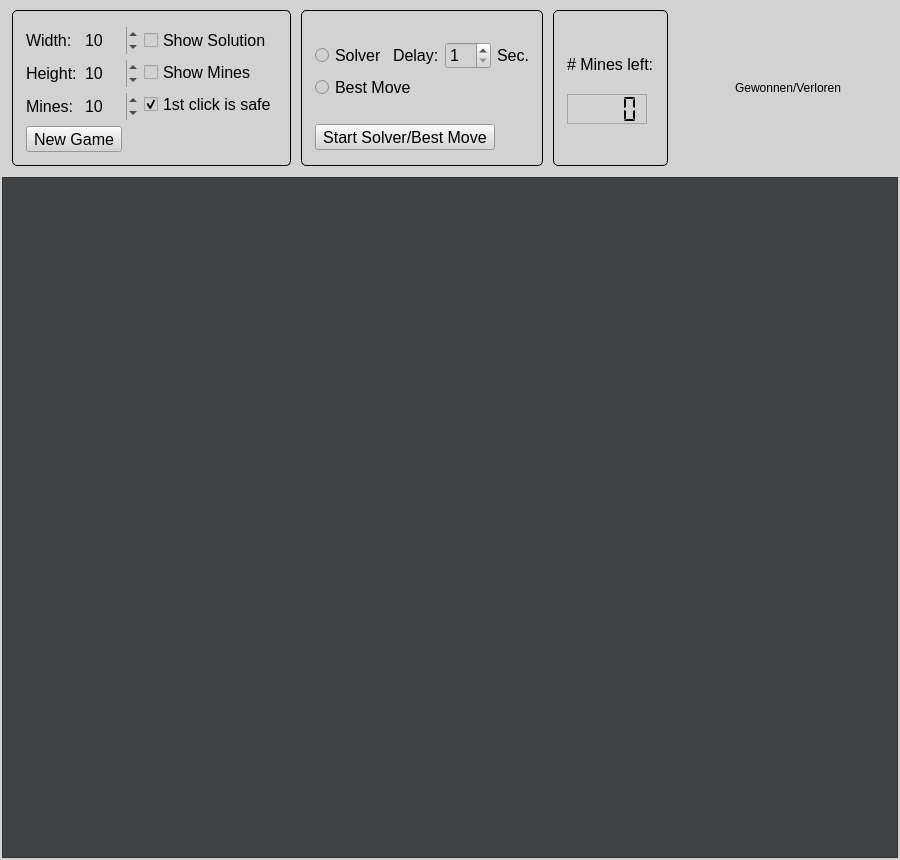
Before: the Qt Designer form mainwindow.ui in skullbox305/Minesweeper-Solver, drawn with Qt 5.
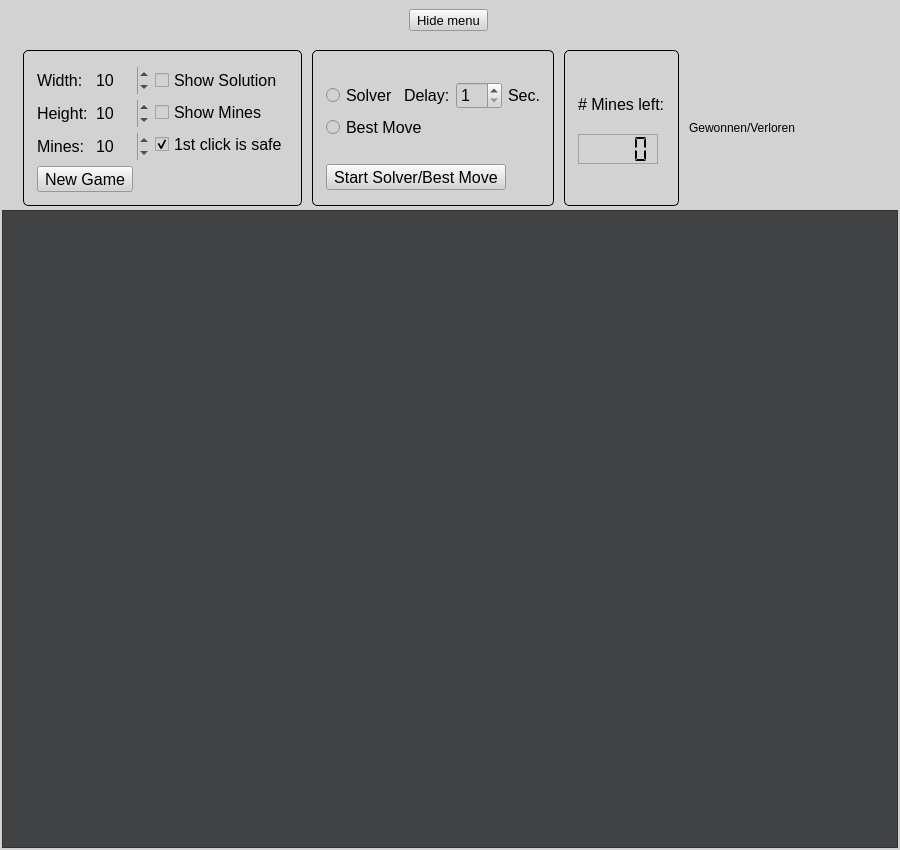
After: the same form once the commit is applied. Icons and pictures are not drawn.

Commit message: - Design geändert

Diff of the .ui file:
```diff
--- a/mainwindow.ui
+++ b/mainwindow.ui
@@ -7,14 +7,14 @@
     <x>0</x>
     <y>0</y>
     <width>900</width>
-    <height>860</height>
+    <height>850</height>
    </rect>
   </property>
-  <property name="maximumSize">
-   <size>
-    <width>900</width>
-    <height>1300</height>
-   </size>
+  <property name="sizePolicy">
+   <sizepolicy hsizetype="Expanding" vsizetype="Expanding">
+    <horstretch>0</horstretch>
+    <verstretch>0</verstretch>
+   </sizepolicy>
   </property>
   <property name="palette">
    <palette>
@@ -121,10 +121,19 @@
    <enum>Qt::ToolButtonIconOnly</enum>
   </property>
   <widget class="QWidget" name="centralWidget">
+   <property name="sizePolicy">
+    <sizepolicy hsizetype="Expanding" vsizetype="Expanding">
+     <horstretch>0</horstretch>
+     <verstretch>0</verstretch>
+    </sizepolicy>
+   </property>
+   <property name="autoFillBackground">
+    <bool>false</bool>
+   </property>
    <property name="styleSheet">
     <string notr="true">background-color: rgb(210, 210, 211);</string>
    </property>
-   <layout class="QGridLayout" name="gridLayout" rowstretch="0,0,0,1">
+   <layout class="QGridLayout" name="gridLayout" rowstretch="0,0,1,0,0" rowminimumheight="0,0,0,0,0">
     <property name="sizeConstraint">
      <enum>QLayout::SetDefaultConstraint</enum>
     </property>
@@ -146,42 +155,392 @@
     <property name="verticalSpacing">
      <number>1</number>
     </property>
+    <item row="2" column="0" rowspan="3">
+     <widget class="QScrollArea" name="scrollArea">
+      <property name="enabled">
+       <bool>true</bool>
+      </property>
+      <property name="sizePolicy">
+       <sizepolicy hsizetype="Expanding" vsizetype="Expanding">
+        <horstretch>0</horstretch>
+        <verstretch>0</verstretch>
+       </sizepolicy>
+      </property>
+      <property name="maximumSize">
+       <size>
+        <width>16777215</width>
+        <height>16777215</height>
+       </size>
+      </property>
+      <property name="styleSheet">
+       <string notr="true">background-color: rgb(64, 66, 68);</string>
+      </property>
+      <property name="verticalScrollBarPolicy">
+       <enum>Qt::ScrollBarAsNeeded</enum>
+      </property>
+      <property name="horizontalScrollBarPolicy">
+       <enum>Qt::ScrollBarAsNeeded</enum>
+      </property>
+      <property name="sizeAdjustPolicy">
+       <enum>QAbstractScrollArea::AdjustIgnored</enum>
+      </property>
+      <property name="widgetResizable">
+       <bool>true</bool>
+      </property>
+      <widget class="QWidget" name="scrollAreaWidget">
+       <property name="geometry">
+        <rect>
+         <x>0</x>
+         <y>0</y>
+         <width>894</width>
+         <height>653</height>
+        </rect>
+       </property>
+       <property name="sizePolicy">
+        <sizepolicy hsizetype="Expanding" vsizetype="Expanding">
+         <horstretch>0</horstretch>
+         <verstretch>0</verstretch>
+        </sizepolicy>
+       </property>
+       <property name="maximumSize">
+        <size>
+         <width>16777215</width>
+         <height>16777215</height>
+        </size>
+       </property>
+       <layout class="QGridLayout" name="gridLayout_4" rowstretch="0,0,0">
+        <property name="sizeConstraint">
+         <enum>QLayout::SetDefaultConstraint</enum>
+        </property>
+        <property name="leftMargin">
+         <number>7</number>
+        </property>
+        <property name="topMargin">
+         <number>0</number>
+        </property>
+        <property name="rightMargin">
+         <number>7</number>
+        </property>
+        <property name="bottomMargin">
+         <number>0</number>
+        </property>
+        <property name="horizontalSpacing">
+         <number>9</number>
+        </property>
+        <property name="verticalSpacing">
+         <number>8</number>
+        </property>
+        <item row="2" column="0">
+         <layout class="QGridLayout" name="gridLayout_2">
+          <property name="sizeConstraint">
+           <enum>QLayout::SetDefaultConstraint</enum>
+          </property>
+          <property name="leftMargin">
+           <number>7</number>
+          </property>
+          <property name="rightMargin">
+           <number>7</number>
+          </property>
+          <property name="verticalSpacing">
+           <number>6</number>
+          </property>
     <item row="0" column="0">
-     <layout class="QGridLayout" name="GameMenu" rowstretch="0,0" columnstretch="0,0,0,0,0,1">
+           <layout class="QGridLayout" name="mineContainer" rowstretch="0" columnstretch="0">
       <property name="sizeConstraint">
        <enum>QLayout::SetDefaultConstraint</enum>
       </property>
       <property name="leftMargin">
-       <number>10</number>
+             <number>6</number>
       </property>
       <property name="topMargin">
-       <number>10</number>
-      </property>
+             <number>0</number>
+            </property>
+            <property name="rightMargin">
+             <number>6</number>
+            </property>
       <property name="bottomMargin">
+             <number>1</number>
+            </property>
+            <property name="horizontalSpacing">
+             <number>3</number>
+            </property>
+            <property name="verticalSpacing">
+             <number>7</number>
+            </property>
+           </layout>
+          </item>
+         </layout>
+        </item>
+       </layout>
+      </widget>
+     </widget>
+    </item>
+    <item row="1" column="0">
+     <widget class="QWidget" name="widget" native="true">
+      <property name="sizePolicy">
+       <sizepolicy hsizetype="Preferred" vsizetype="Maximum">
+        <horstretch>0</horstretch>
+        <verstretch>0</verstretch>
+       </sizepolicy>
+      </property>
+      <layout class="QGridLayout" name="gridLayout_9">
+       <property name="sizeConstraint">
+        <enum>QLayout::SetFixedSize</enum>
+       </property>
+       <property name="topMargin">
+        <number>9</number>
+       </property>
+       <property name="bottomMargin">
+        <number>3</number>
+       </property>
+       <property name="spacing">
+        <number>0</number>
+       </property>
+       <item row="0" column="0">
+        <layout class="QGridLayout" name="GameMenu" rowstretch="0" columnstretch="0,0,0,0,0,0">
+         <property name="sizeConstraint">
+          <enum>QLayout::SetFixedSize</enum>
+         </property>
+         <property name="leftMargin">
        <number>10</number>
       </property>
+         <property name="topMargin">
+          <number>0</number>
+         </property>
+         <property name="bottomMargin">
+          <number>0</number>
+         </property>
       <property name="horizontalSpacing">
        <number>10</number>
       </property>
       <property name="verticalSpacing">
        <number>0</number>
       </property>
-      <item row="0" column="5">
-       <layout class="QGridLayout" name="Spacer2">
-        <item row="1" column="0">
-         <widget class="QLabel" name="gameStatus">
+         <item row="0" column="1">
+          <widget class="QGroupBox" name="groupBox_2">
           <property name="styleSheet">
-           <string notr="true"/>
-          </property>
+            <string notr="true">QGroupBox {
+ border: 1px solid black;
+ border-radius: 5px;
+ 
+}
+</string>
+           </property>
+           <property name="title">
+            <string/>
+           </property>
+           <layout class="QGridLayout" name="gridLayout_8">
+            <item row="3" column="0">
+             <widget class="QToolButton" name="toolButton">
+              <property name="font">
+               <font>
+                <family>Arial</family>
+                <pointsize>12</pointsize>
+               </font>
+              </property>
           <property name="text">
-           <string>Gewonnen/Verloren</string>
-          </property>
-          <property name="alignment">
-           <set>Qt::AlignCenter</set>
-          </property>
-         </widget>
-        </item>
-       </layout>
+               <string>Start Solver/Best Move</string>
+              </property>
+             </widget>
+            </item>
+            <item row="0" column="0">
+             <layout class="QGridLayout" name="gridLayout_10">
+              <property name="topMargin">
+               <number>15</number>
+              </property>
+              <property name="verticalSpacing">
+               <number>15</number>
+              </property>
+              <item row="0" column="2">
+               <widget class="QSpinBox" name="spinBox">
+                <property name="font">
+                 <font>
+                  <family>Arial</family>
+                  <pointsize>12</pointsize>
+                 </font>
+                </property>
+                <property name="minimum">
+                 <number>1</number>
+                </property>
+               </widget>
+              </item>
+              <item row="0" column="3">
+               <widget class="QLabel" name="label_2">
+                <property name="font">
+                 <font>
+                  <family>Arial</family>
+                  <pointsize>12</pointsize>
+                 </font>
+                </property>
+                <property name="text">
+                 <string>Sec.</string>
+                </property>
+               </widget>
+              </item>
+              <item row="0" column="0">
+               <widget class="QRadioButton" name="radioButton">
+                <property name="font">
+                 <font>
+                  <family>Arial</family>
+                  <pointsize>12</pointsize>
+                 </font>
+                </property>
+                <property name="text">
+                 <string>Solver</string>
+                </property>
+               </widget>
+              </item>
+              <item row="0" column="1">
+               <widget class="QLabel" name="label">
+                <property name="font">
+                 <font>
+                  <family>Arial</family>
+                  <pointsize>12</pointsize>
+                 </font>
+                </property>
+                <property name="text">
+                 <string>Delay:</string>
+                </property>
+               </widget>
+              </item>
+             </layout>
+            </item>
+            <item row="2" column="0">
+             <layout class="QVBoxLayout" name="verticalLayout_3">
+              <property name="bottomMargin">
+               <number>18</number>
+              </property>
+              <item>
+               <widget class="QRadioButton" name="radioButton_2">
+                <property name="font">
+                 <font>
+                  <family>Arial</family>
+                  <pointsize>12</pointsize>
+                 </font>
+                </property>
+                <property name="text">
+                 <string>Best Move</string>
+                </property>
+               </widget>
+              </item>
+             </layout>
+            </item>
+           </layout>
+          </widget>
+         </item>
+         <item row="0" column="4">
+          <widget class="QGroupBox" name="groupBox_3">
+           <property name="styleSheet">
+            <string notr="true">QGroupBox {
+ border: 1px solid black;
+ border-radius: 5px;
+ 
+}
+</string>
+           </property>
+           <property name="title">
+            <string/>
+           </property>
+           <layout class="QGridLayout" name="gridLayout_7">
+            <item row="0" column="0">
+             <layout class="QGridLayout" name="gridLayout_11">
+              <property name="rightMargin">
+               <number>0</number>
+              </property>
+              <property name="bottomMargin">
+               <number>0</number>
+              </property>
+              <property name="horizontalSpacing">
+               <number>6</number>
+              </property>
+              <property name="verticalSpacing">
+               <number>20</number>
+              </property>
+              <item row="0" column="0">
+               <widget class="QLabel" name="label_4">
+                <property name="maximumSize">
+                 <size>
+                  <width>130</width>
+                  <height>20</height>
+                 </size>
+                </property>
+                <property name="font">
+                 <font>
+                  <family>Arial</family>
+                  <pointsize>12</pointsize>
+                  <weight>50</weight>
+                  <bold>false</bold>
+                 </font>
+                </property>
+                <property name="text">
+                 <string># Mines left:</string>
+                </property>
+               </widget>
+              </item>
+              <item row="1" column="0">
+               <widget class="QLCDNumber" name="lcdFlagCount">
+                <property name="enabled">
+                 <bool>true</bool>
+                </property>
+                <property name="maximumSize">
+                 <size>
+                  <width>80</width>
+                  <height>30</height>
+                 </size>
+                </property>
+                <property name="font">
+                 <font>
+                  <family>Arial</family>
+                  <pointsize>12</pointsize>
+                  <weight>50</weight>
+                  <bold>false</bold>
+                  <kerning>true</kerning>
+                 </font>
+                </property>
+                <property name="layoutDirection">
+                 <enum>Qt::LeftToRight</enum>
+                </property>
+                <property name="autoFillBackground">
+                 <bool>false</bool>
+                </property>
+                <property name="styleSheet">
+                 <string notr="true">QLCDNumber {
+	color: black;
+}</string>
+                </property>
+                <property name="inputMethodHints">
+                 <set>Qt::ImhNone</set>
+                </property>
+                <property name="frameShape">
+                 <enum>QFrame::StyledPanel</enum>
+                </property>
+                <property name="frameShadow">
+                 <enum>QFrame::Plain</enum>
+                </property>
+                <property name="lineWidth">
+                 <number>0</number>
+                </property>
+                <property name="midLineWidth">
+                 <number>0</number>
+                </property>
+                <property name="smallDecimalPoint">
+                 <bool>true</bool>
+                </property>
+                <property name="digitCount">
+                 <number>4</number>
+                </property>
+                <property name="segmentStyle">
+                 <enum>QLCDNumber::Flat</enum>
+                </property>
+                <property name="intValue" stdset="0">
+                 <number>0</number>
+                </property>
+               </widget>
+              </item>
+             </layout>
+            </item>
+           </layout>
+          </widget>
       </item>
       <item row="0" column="0">
        <widget class="QGroupBox" name="groupBox">
@@ -362,7 +721,7 @@
           </layout>
          </item>
          <item row="0" column="3">
-          <layout class="QGridLayout" name="gridLayout_6" rowstretch="0,0,0,0">
+             <layout class="QGridLayout" name="gridLayout_6" rowstretch="0,0,0">
            <item row="1" column="0">
             <widget class="QCheckBox" name="showMines">
              <property name="font">
@@ -443,352 +802,58 @@
         </layout>
        </widget>
       </item>
-      <item row="0" column="4">
-       <widget class="QGroupBox" name="groupBox_3">
-        <property name="styleSheet">
-         <string notr="true">QGroupBox {
- border: 1px solid black;
- border-radius: 5px;
- 
-}
-</string>
-        </property>
-        <property name="title">
-         <string/>
-        </property>
-        <layout class="QGridLayout" name="gridLayout_7">
-         <item row="0" column="0">
-          <layout class="QGridLayout" name="gridLayout_11">
-           <property name="rightMargin">
-            <number>0</number>
-           </property>
-           <property name="bottomMargin">
-            <number>0</number>
-           </property>
-           <property name="horizontalSpacing">
-            <number>6</number>
-           </property>
-           <property name="verticalSpacing">
-            <number>20</number>
-           </property>
-           <item row="0" column="0">
-            <widget class="QLabel" name="label_4">
-             <property name="maximumSize">
-              <size>
-               <width>130</width>
-               <height>20</height>
-              </size>
-             </property>
-             <property name="font">
-              <font>
-               <family>Arial</family>
-               <pointsize>12</pointsize>
-               <weight>50</weight>
-               <bold>false</bold>
-              </font>
-             </property>
-             <property name="text">
-              <string># Mines left:</string>
-             </property>
-            </widget>
-           </item>
+         <item row="0" column="5">
+          <layout class="QGridLayout" name="Spacer2">
            <item row="1" column="0">
-            <widget class="QLCDNumber" name="lcdFlagCount">
-             <property name="enabled">
-              <bool>true</bool>
-             </property>
-             <property name="maximumSize">
-              <size>
-               <width>80</width>
-               <height>30</height>
-              </size>
-             </property>
-             <property name="font">
-              <font>
-               <family>Arial</family>
-               <pointsize>12</pointsize>
-               <weight>50</weight>
-               <bold>false</bold>
-               <kerning>true</kerning>
-              </font>
-             </property>
-             <property name="layoutDirection">
-              <enum>Qt::LeftToRight</enum>
-             </property>
-             <property name="autoFillBackground">
-              <bool>false</bool>
-             </property>
+            <widget class="QLabel" name="gameStatus">
              <property name="styleSheet">
-              <string notr="true">QLCDNumber {
-	color: black;
-}</string>
+              <string notr="true"/>
              </property>
-             <property name="inputMethodHints">
-              <set>Qt::ImhNone</set>
+             <property name="text">
+              <string>Gewonnen/Verloren</string>
              </property>
-             <property name="frameShape">
-              <enum>QFrame::StyledPanel</enum>
+             <property name="alignment">
+              <set>Qt::AlignCenter</set>
              </property>
-             <property name="frameShadow">
-              <enum>QFrame::Plain</enum>
-             </property>
-             <property name="lineWidth">
-              <number>0</number>
-             </property>
-             <property name="midLineWidth">
-              <number>0</number>
-             </property>
-             <property name="smallDecimalPoint">
-              <bool>true</bool>
-             </property>
-             <property name="digitCount">
-              <number>4</number>
-             </property>
-             <property name="segmentStyle">
-              <enum>QLCDNumber::Flat</enum>
-             </property>
-             <property name="intValue" stdset="0">
-              <number>0</number>
-             </property>
             </widget>
            </item>
           </layout>
          </item>
         </layout>
-       </widget>
-      </item>
-      <item row="0" column="1">
-       <widget class="QGroupBox" name="groupBox_2">
-        <property name="styleSheet">
-         <string notr="true">QGroupBox {
- border: 1px solid black;
- border-radius: 5px;
- 
-}
-</string>
-        </property>
-        <property name="title">
-         <string/>
-        </property>
-        <layout class="QGridLayout" name="gridLayout_8">
-         <item row="3" column="0">
-          <widget class="QToolButton" name="toolButton">
-           <property name="font">
-            <font>
-             <family>Arial</family>
-             <pointsize>12</pointsize>
-            </font>
-           </property>
-           <property name="text">
-            <string>Start Solver/Best Move</string>
-           </property>
+       </item>
+      </layout>
           </widget>
          </item>
          <item row="0" column="0">
-          <layout class="QGridLayout" name="gridLayout_10">
+     <widget class="QWidget" name="widget_2" native="true">
+      <layout class="QGridLayout" name="gridLayout_14">
+       <property name="leftMargin">
+        <number>9</number>
+       </property>
            <property name="topMargin">
-            <number>15</number>
-           </property>
-           <property name="verticalSpacing">
-            <number>15</number>
-           </property>
-           <item row="0" column="2">
-            <widget class="QSpinBox" name="spinBox">
-             <property name="font">
-              <font>
-               <family>Arial</family>
-               <pointsize>12</pointsize>
-              </font>
-             </property>
-             <property name="minimum">
-              <number>1</number>
-             </property>
-            </widget>
-           </item>
-           <item row="0" column="3">
-            <widget class="QLabel" name="label_2">
-             <property name="font">
-              <font>
-               <family>Arial</family>
-               <pointsize>12</pointsize>
-              </font>
-             </property>
-             <property name="text">
-              <string>Sec.</string>
-             </property>
-            </widget>
-           </item>
+        <number>9</number>
+       </property>
+       <property name="bottomMargin">
+        <number>9</number>
+       </property>
            <item row="0" column="0">
-            <widget class="QRadioButton" name="radioButton">
+        <layout class="QGridLayout" name="gridLayout_13">
+         <item row="0" column="0">
+          <widget class="QToolButton" name="gameoptions">
              <property name="font">
               <font>
                <family>Arial</family>
-               <pointsize>12</pointsize>
+             <pointsize>10</pointsize>
               </font>
              </property>
              <property name="text">
-              <string>Solver</string>
+            <string>Hide menu</string>
              </property>
             </widget>
            </item>
-           <item row="0" column="1">
-            <widget class="QLabel" name="label">
-             <property name="font">
-              <font>
-               <family>Arial</family>
-               <pointsize>12</pointsize>
-              </font>
-             </property>
-             <property name="text">
-              <string>Delay:</string>
-             </property>
-            </widget>
-           </item>
-          </layout>
-         </item>
-         <item row="2" column="0">
-          <layout class="QVBoxLayout" name="verticalLayout_3">
-           <property name="bottomMargin">
-            <number>18</number>
-           </property>
-           <item>
-            <widget class="QRadioButton" name="radioButton_2">
-             <property name="font">
-              <font>
-               <family>Arial</family>
-               <pointsize>12</pointsize>
-              </font>
-             </property>
-             <property name="text">
-              <string>Best Move</string>
-             </property>
-            </widget>
-           </item>
-          </layout>
-         </item>
-        </layout>
-       </widget>
-      </item>
-     </layout>
-    </item>
-    <item row="1" column="0" rowspan="3">
-     <widget class="QScrollArea" name="scrollArea">
-      <property name="enabled">
-       <bool>true</bool>
-      </property>
-      <property name="sizePolicy">
-       <sizepolicy hsizetype="Expanding" vsizetype="Expanding">
-        <horstretch>0</horstretch>
-        <verstretch>0</verstretch>
-       </sizepolicy>
-      </property>
-      <property name="maximumSize">
-       <size>
-        <width>16777215</width>
-        <height>16777215</height>
-       </size>
-      </property>
-      <property name="styleSheet">
-       <string notr="true">background-color: rgb(64, 66, 68);</string>
-      </property>
-      <property name="verticalScrollBarPolicy">
-       <enum>Qt::ScrollBarAsNeeded</enum>
-      </property>
-      <property name="horizontalScrollBarPolicy">
-       <enum>Qt::ScrollBarAsNeeded</enum>
-      </property>
-      <property name="sizeAdjustPolicy">
-       <enum>QAbstractScrollArea::AdjustIgnored</enum>
-      </property>
-      <property name="widgetResizable">
-       <bool>true</bool>
-      </property>
-      <widget class="QWidget" name="scrollAreaWidget">
-       <property name="geometry">
-        <rect>
-         <x>0</x>
-         <y>0</y>
-         <width>894</width>
-         <height>700</height>
-        </rect>
-       </property>
-       <property name="sizePolicy">
-        <sizepolicy hsizetype="Expanding" vsizetype="Expanding">
-         <horstretch>0</horstretch>
-         <verstretch>0</verstretch>
-        </sizepolicy>
-       </property>
-       <property name="maximumSize">
-        <size>
-         <width>16777215</width>
-         <height>16777215</height>
-        </size>
-       </property>
-       <layout class="QGridLayout" name="gridLayout_4" rowstretch="0,0,0">
-        <property name="sizeConstraint">
-         <enum>QLayout::SetDefaultConstraint</enum>
-        </property>
-        <property name="leftMargin">
-         <number>7</number>
-        </property>
-        <property name="topMargin">
-         <number>0</number>
-        </property>
-        <property name="rightMargin">
-         <number>7</number>
-        </property>
-        <property name="bottomMargin">
-         <number>0</number>
-        </property>
-        <property name="horizontalSpacing">
-         <number>9</number>
-        </property>
-        <property name="verticalSpacing">
-         <number>8</number>
-        </property>
-        <item row="2" column="0">
-         <layout class="QGridLayout" name="gridLayout_2">
-          <property name="sizeConstraint">
-           <enum>QLayout::SetFixedSize</enum>
-          </property>
-          <property name="leftMargin">
-           <number>7</number>
-          </property>
-          <property name="rightMargin">
-           <number>7</number>
-          </property>
-          <property name="verticalSpacing">
-           <number>6</number>
-          </property>
-          <item row="0" column="0">
-           <layout class="QGridLayout" name="mineContainer" rowstretch="0" columnstretch="0">
-            <property name="sizeConstraint">
-             <enum>QLayout::SetFixedSize</enum>
-            </property>
-            <property name="leftMargin">
-             <number>6</number>
-            </property>
-            <property name="topMargin">
-             <number>0</number>
-            </property>
-            <property name="rightMargin">
-             <number>6</number>
-            </property>
-            <property name="bottomMargin">
-             <number>1</number>
-            </property>
-            <property name="horizontalSpacing">
-             <number>3</number>
-            </property>
-            <property name="verticalSpacing">
-             <number>7</number>
-            </property>
-           </layout>
-          </item>
-         </layout>
-        </item>
-       </layout>
-      </widget>
+        </layout>
+       </item>
+      </layout>
      </widget>
     </item>
    </layout>
```
Left out of the diff: 5 changed lines with no effect on the pictures. Lines whose indentation alone changed are shown as unchanged. The commit also changes 3 other files.
